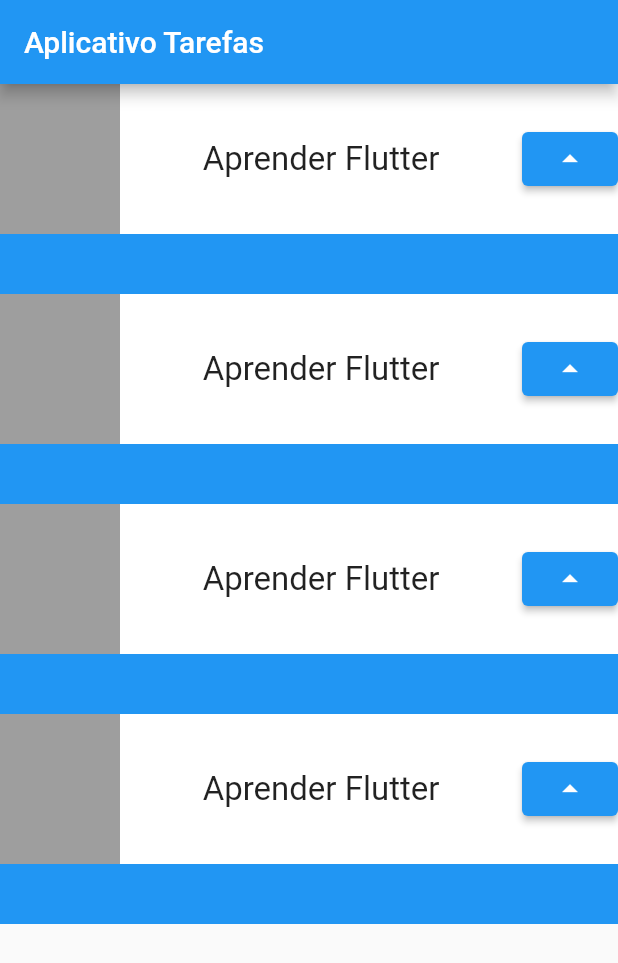
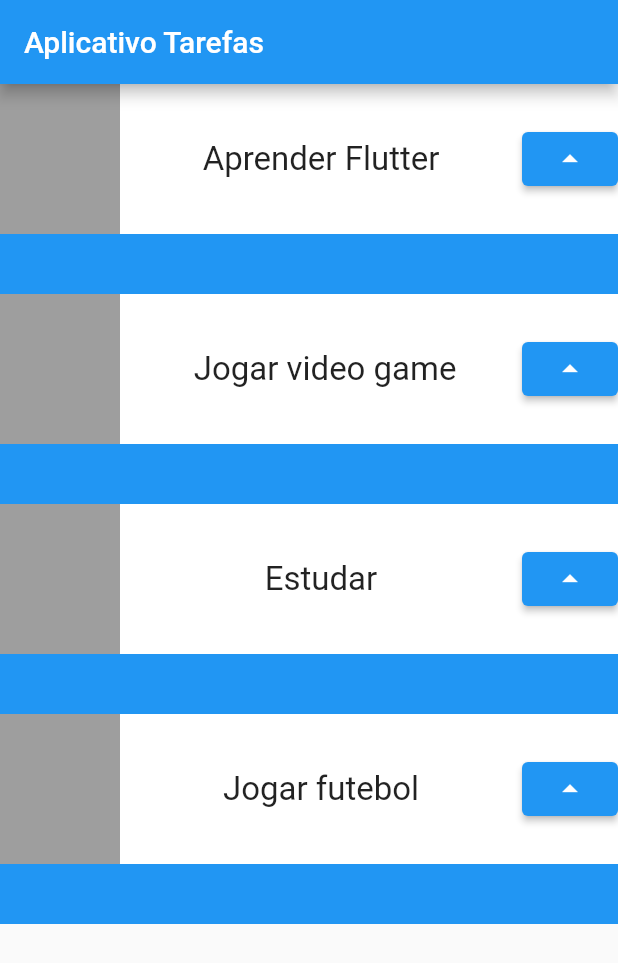
Before and after one commit to danielvieira95/DESM1, a Flutter app: the screen it shows after launch, on a phone screen of 412 x 824 dp. Shown: the top 963 px of the screen. Run offline on Flutter 3.47's test engine with Material 2 defaults, Android fonts, the phone set to English and light mode, and no system bars.

Commit message:
Cria variável String nome da tarefa

```diff
--- a/Codigos/Aplicativos_TurmaB/app_aula12_tarefas/lib/main.dart
+++ b/Codigos/Aplicativos_TurmaB/app_aula12_tarefas/lib/main.dart
@@ -17,10 +17,10 @@ class MyApp extends StatelessWidget {
         ),
         body: Column(
           children: [
-            Task(),
-            Task(),
-            Task(),
-            Task(),
+            Task("Aprender Flutter"),
+            Task(" Jogar video game"),
+            Task("Estudar"),
+            Task("Jogar futebol"),
           ],
         ),
       ),
@@ -29,7 +29,8 @@ class MyApp extends StatelessWidget {
 }
 
 class Task extends StatelessWidget {
-  const Task({super.key});
+  final String tarefa;
+  const Task(this.tarefa, {super.key});
 
   @override
   Widget build(BuildContext context) {
@@ -46,7 +47,7 @@ class Task extends StatelessWidget {
               children: [
                 Container(color: Colors.grey, height: 100, width: 80),
                 Text(
-                  "Aprender Flutter",
+                  tarefa,
                   style: TextStyle(fontSize: 22),
                 ),
                 ElevatedButton(
```
